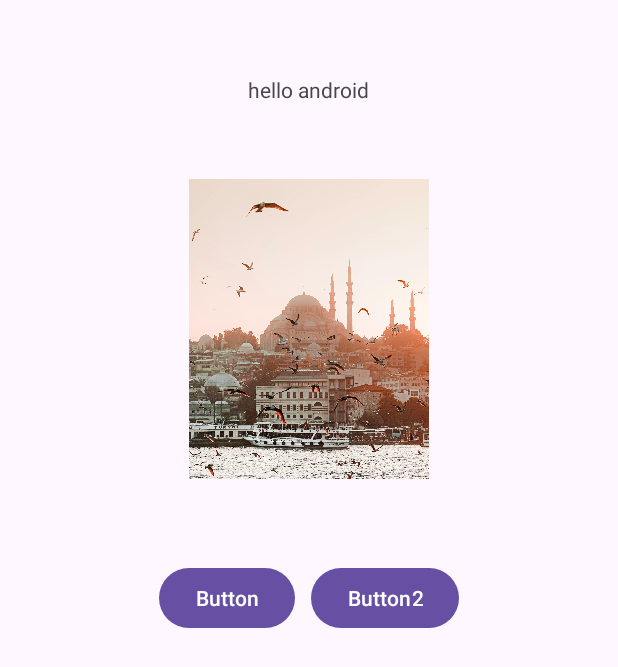
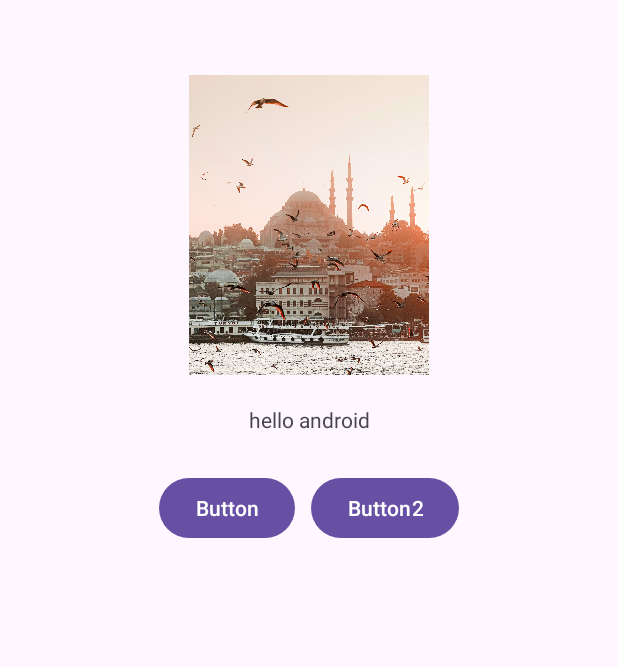
Before and after one commit to eliffvural/KotlinLab, an Android app: the screen it shows after launch (MainActivity), on a phone screen of 412 x 824 dp. Shown: the top 667 px of the screen. Run offline under Robolectric (Android 15) with nearby library versions, the phone set to English and light mode, and no system bars.

Commit message:
layout types

```diff
--- a/app/src/main/res/layout/activity_main.xml
+++ b/app/src/main/res/layout/activity_main.xml
@@ -1,61 +1,64 @@
 <?xml version="1.0" encoding="utf-8"?>
-<LinearLayout
+<androidx.constraintlayout.widget.ConstraintLayout
     xmlns:android="http://schemas.android.com/apk/res/android"
     xmlns:app="http://schemas.android.com/apk/res-auto"
     xmlns:tools="http://schemas.android.com/tools"
     android:id="@+id/main"
-    android:orientation="vertical"
     android:layout_width="match_parent"
     android:layout_height="match_parent"
     tools:context=".MainActivity">
-
-    <TextView
-        android:id="@+id/textView"
-        android:layout_width="wrap_content"
-        android:layout_height="wrap_content"
-        android:layout_marginTop="50dp"
-        android:layout_gravity="center"
-        android:text="hello android"
-    />
 
     <ImageView
         android:id="@+id/imageView"
         android:layout_width="200dp"
         android:layout_height="200dp"
         android:layout_marginTop="50dp"
-        android:layout_gravity="center"
-        app:srcCompat="@drawable/istanbul" />
+        app:srcCompat="@drawable/istanbul"
+        app:layout_constraintTop_toTopOf="parent"
+        app:layout_constraintStart_toStartOf="parent"
+        app:layout_constraintEnd_toEndOf="parent"
+        />
+
+    <TextView
+        android:id="@+id/textView"
+        android:layout_width="wrap_content"
+        android:layout_height="wrap_content"
+        android:layout_marginTop="20dp"
+        android:text="hello android"
+        app:layout_constraintTop_toBottomOf="@id/imageView"
+        app:layout_constraintStart_toStartOf="parent"
+        app:layout_constraintEnd_toEndOf="parent"
+        />
+
+
 
     <LinearLayout
         android:layout_width="match_parent"
         android:layout_height="wrap_content"
         android:orientation="horizontal"
-        android:layout_marginTop="50dp"
-        android:gravity="center">
+        android:gravity="center"
+        android:layout_marginTop="20dp"
+        app:layout_constraintTop_toBottomOf="@id/textView"
+        app:layout_constraintStart_toStartOf="parent"
+        app:layout_constraintEnd_toEndOf="parent">
 
         <Button
             android:id="@+id/button"
             android:layout_width="wrap_content"
             android:layout_height="wrap_content"
-            android:layout_gravity="center"
             android:layout_margin="5dp"
-            android:text="Button"
-            />
+            android:text="Button" />
 
         <Button
             android:id="@+id/button2"
             android:layout_width="wrap_content"
             android:layout_height="wrap_content"
-            android:layout_gravity="center"
             android:layout_margin="5dp"
-            android:text="Button2"
-            />
+            android:text="Button2" />
 
-
-</LinearLayout>
+    </LinearLayout>
 
 
 
 
-
-</LinearLayout>
+</androidx.constraintlayout.widget.ConstraintLayout>
```
